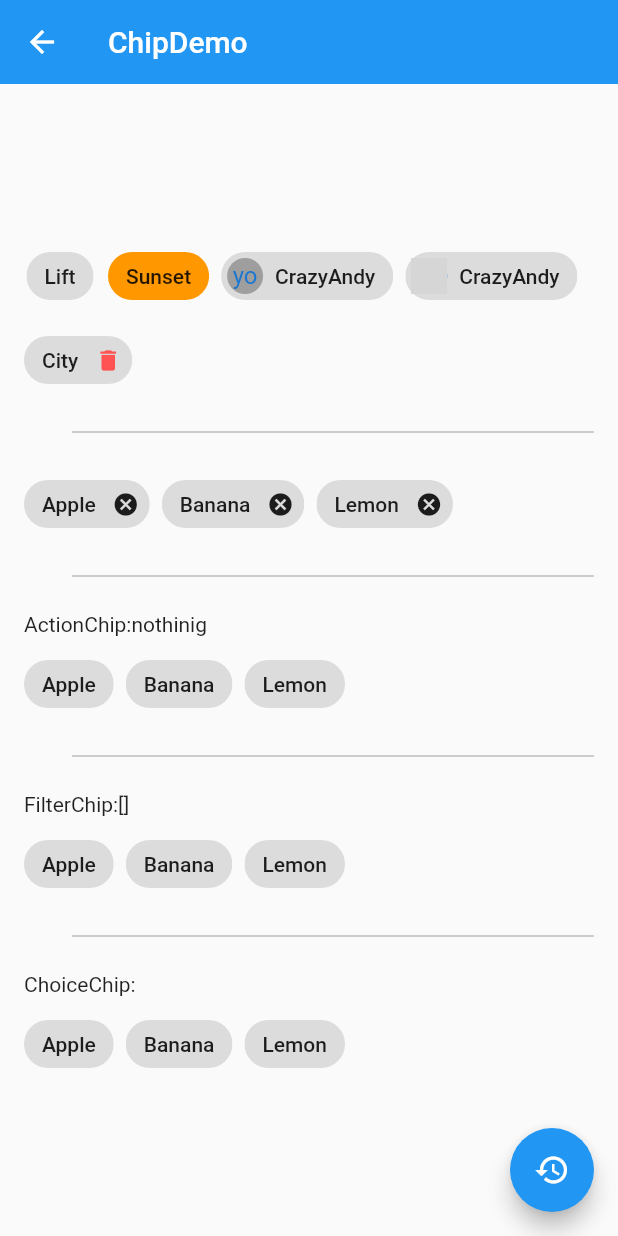
After one commit to CrazyAndy/flutterstudy001, a Flutter app: the screen it shows after launch, after a tap on "ChipDemo", on a phone screen of 412 x 824 dp. The commit adds this screen. Run offline on Flutter 3.47's test engine with Material 2 defaults, Android fonts, the phone set to English and light mode, and no system bars; network calls fail; grey boxes are pictures that could not be loaded.

Commit message:
flutter012 final

```diff
--- /dev/null
+++ b/flutter012/lib/demo/chip_demo.dart
@@ -0,0 +1,176 @@
+import 'package:flutter/material.dart';
+
+class ChipDemo extends StatefulWidget {
+  @override
+  _ChipDemoState createState() => _ChipDemoState();
+}
+
+class _ChipDemoState extends State<ChipDemo> {
+  List<String> _tags = [
+    'Apple',
+    'Banana',
+    'Lemon',
+  ];
+  String _action='nothinig';
+
+  List<String> _selected =[];
+
+  String _choice ='';
+
+  @override
+  Widget build(BuildContext context) {
+    return Scaffold(
+      appBar: AppBar(
+        title: Text('ChipDemo'),
+        elevation: 0.0,
+      ),
+      body: Container(
+        padding: EdgeInsets.all(16.0),
+        child: Column(
+          mainAxisAlignment: MainAxisAlignment.center,
+          children: <Widget>[
+            Wrap(
+              spacing: 8.0,
+              runSpacing: 8.0,
+              children: <Widget>[
+                Chip(
+                  label: Text('Lift'),
+                ),
+                Chip(
+                  label: Text('Sunset'),
+                  backgroundColor: Colors.orange,
+                ),
+                Chip(
+                  label: Text('CrazyAndy'),
+                  avatar: CircleAvatar(
+                    backgroundColor: Colors.grey,
+                    child: Text('yo'),
+                  ),
+                ),
+                Chip(
+                  label: Text('CrazyAndy'),
+                  avatar: CircleAvatar(
+                    backgroundImage: NetworkImage(
+                        'https://resources.ninghao.net/images/wanghao.jpg'),
+                  ),
+                ),
+                Chip(
+                  label: Text('City'),
+                  onDeleted: () {},
+                  deleteIcon: Icon(Icons.delete),
+                  deleteIconColor: Colors.redAccent,
+                  deleteButtonTooltipMessage: 'remove this tag',
+                ),
+                Divider(
+                  color: Colors.grey,
+                  height: 32.0,
+                  indent: 32.0,
+                ),
+                Wrap(
+                  spacing: 8.0,
+                  children: _tags.map((tag) {
+                    return Chip(
+                      label: Text(tag),
+                      onDeleted: () {
+                        setState(() {
+                          _tags.remove(tag);
+                        });
+                      },
+                    );
+                  }).toList(),
+                ),
+                Divider(
+                  color: Colors.grey,
+                  height: 32.0,
+                  indent: 32.0,
+                ),
+                Container(
+                  width: double.infinity,
+                  child: Text('ActionChip:$_action'),
+                ),
+                Wrap(
+                  spacing: 8.0,
+                  children: _tags.map((tag) {
+                    return ActionChip(
+                      label: Text(tag),
+                      onPressed: () {
+                        setState(() {
+                          _action = tag;
+                        });
+                      },
+                    );
+                  }).toList(),
+                ),
+                Divider(
+                  color: Colors.grey,
+                  height: 32.0,
+                  indent: 32.0,
+                ),
+                Container(
+                  width: double.infinity,
+                  child: Text('FilterChip:${_selected.toString()}'),
+                ),
+                Wrap(
+                  spacing: 8.0,
+                  children: _tags.map((tag) {
+                    return FilterChip(
+                      label: Text(tag),
+                      selected: _selected.contains(tag),
+                      onSelected: (value){
+                        setState(() {
+                          if(_selected.contains(tag)){
+                            _selected.remove(tag);
+                          }else{
+                            _selected.add(tag);
+                          }
+                        });
+                      },
+                    );
+                  }).toList(),
+                ),
+                Divider(
+                  color: Colors.grey,
+                  height: 32.0,
+                  indent: 32.0,
+                ),
+                Container(
+                  width: double.infinity,
+                  child: Text('ChoiceChip:${_choice}'),
+                ),
+                Wrap(
+                  spacing: 8.0,
+                  children: _tags.map((tag) {
+                    return ChoiceChip(
+                      label: Text(tag),
+                      selectedColor: Colors.black,
+                      selected: _choice==tag,
+                      onSelected: (value){
+                        setState(() {
+                          _choice=tag;
+                        });
+                      },
+                    );
+                  }).toList(),
+                ),
+              ],
+            )
+          ],
+        ),
+      ),
+      floatingActionButton: FloatingActionButton(
+        child: Icon(Icons.restore),
+        onPressed: () {
+          setState(() {
+            _tags = [
+              'Apple',
+              'Banana',
+              'Lemon',
+            ];
+            _selected=[];
+            _choice='Lemon';
+          });
+        },
+      ),
+    );
+  }
+}
--- a/flutter012/lib/demo/material_components.dart
+++ b/flutter012/lib/demo/material_components.dart
@@ -12,7 +12,11 @@ import '../demo/alert_dialog_demo.dart';
 import '../demo/bottom_sheet_demo.dart';
 import '../demo/snack_bar_demo.dart';
 import '../demo/expansion_panel_demo.dart';
-
+import '../demo/chip_demo.dart';
+import '../demo/data_table_demo.dart';
+import '../demo/paginate_data_table_demo.dart';
+import '../demo/card_demo.dart';
+import '../demo/stepper_demo.dart';
 
 
 class MaterialConponents extends StatelessWidget {
@@ -25,6 +29,26 @@ class MaterialConponents extends StatelessWidget {
       ),
       body: ListView(
         children: <Widget>[
+          ListItem(
+            title: 'StepperDemo',
+            page: StepperDemo(),
+          ),
+          ListItem(
+            title: 'CardDemo',
+            page: CardDemo(),
+          ),
+          ListItem(
+            title: 'PaginateDataTableDemo',
+            page: PaginateDataTableDemo(),
+          ),
+          ListItem(
+            title: 'DataTableDemo',
+            page: DataTableDemo(),
+          ),
+          ListItem(
+            title: 'ChipDemo',
+            page: ChipDemo(),
+          ),
           ListItem(
             title: 'ExpansionPanelDemo',
             page: ExpansionPanelDemo(),
```
Also changed, not shown: flutter012/lib/demo/card_demo.dart (added, +67 -0 lines), flutter012/lib/demo/data_table_demo.dart (added, +73 -0 lines), flutter012/lib/demo/paginate_data_table_demo.dart (added, +96 -0 lines), flutter012/lib/demo/stepper_demo.dart (added, +70 -0 lines), 1 other file.
